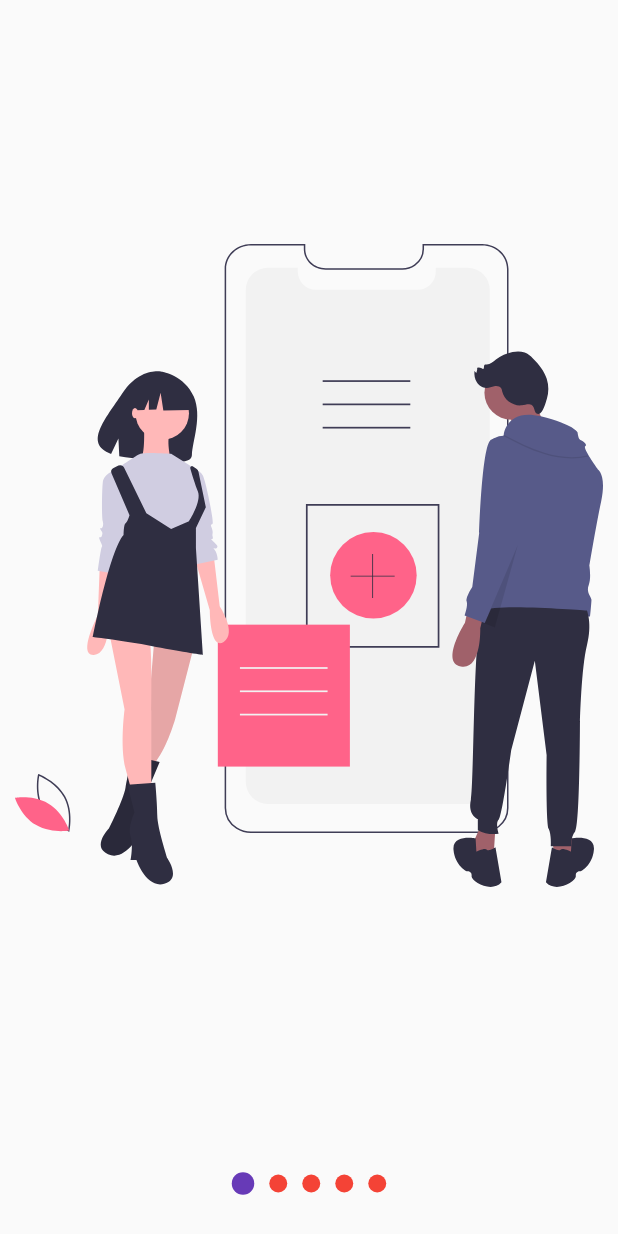
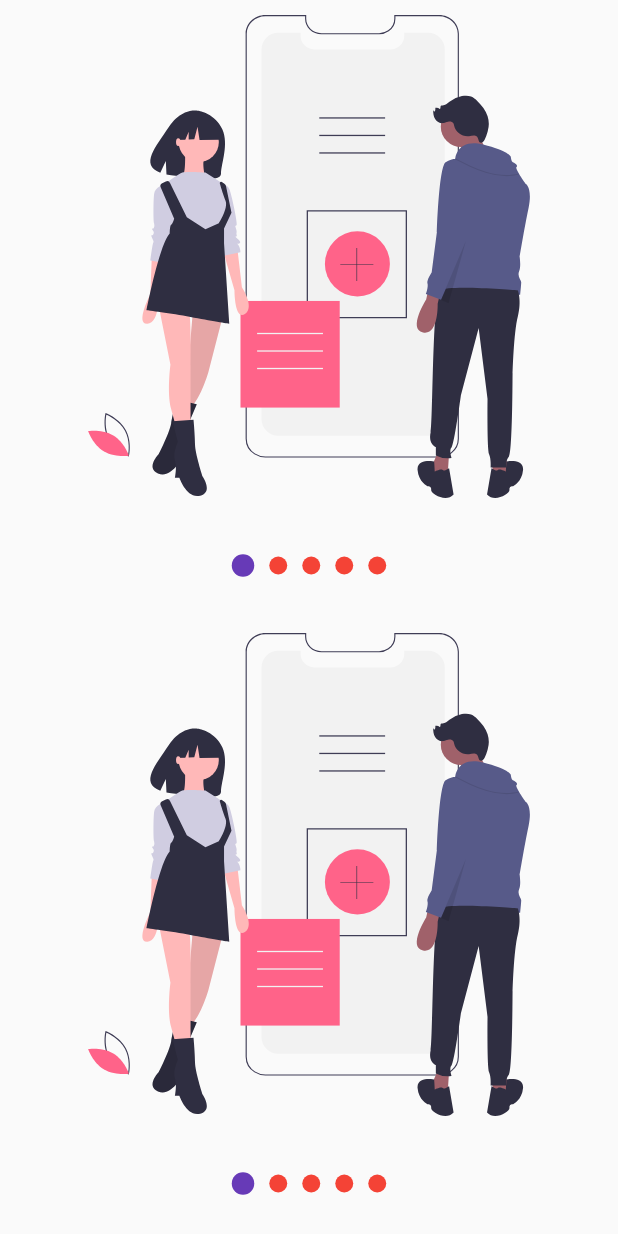
Before and after one commit to samuel005005/flutter_app_design, a Flutter app: the SlideShowPage screen opened directly, on a phone screen of 412 x 824 dp. Run offline on Flutter 3.47's test engine with Material 2 defaults, Android fonts, the phone set to English and light mode, and no system bars; our stand-ins replace bloc, equatable, flutter_bloc, flutter_svg; statements that could not run were skipped.

Commit message:
terminando SlideShow

```diff
--- a/lib/src/pages/slideshow_page.dart
+++ b/lib/src/pages/slideshow_page.dart
@@ -9,7 +9,22 @@ class SlideShowPage extends StatelessWidget {
   @override
   Widget build(BuildContext context) {
     return Scaffold(
-      body: SlideShow(
+      body: Column(
+        children: const [
+          Expanded(child: MySlideShow()),
+          Expanded(child: MySlideShow())
+        ],
+      ),
+    );
+  }
+}
+
+class MySlideShow extends StatelessWidget {
+  const MySlideShow({super.key});
+
+  @override
+  Widget build(BuildContext context) {
+    return SlideShow(
       indicationUpPosition: false,
       primaryColor: Colors.deepPurple,
       secundaryColor: Colors.red,
@@ -22,7 +37,6 @@ class SlideShowPage extends StatelessWidget {
         SvgPicture.asset('assets/svgs/slide-4.svg'),
         SvgPicture.asset('assets/svgs/slide-5.svg'),
       ],
-      ),
     );
   }
 }
```
Lines whose indentation alone changed are shown as unchanged.
